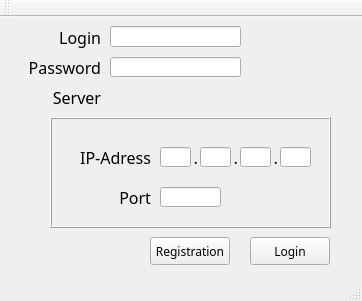
zZENiro/messengerZ, file loginplatform.ui: the form before one commit.
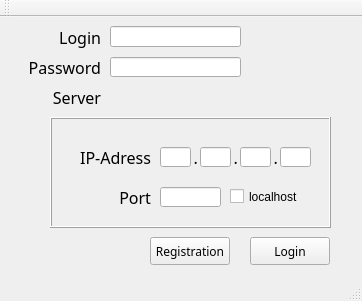
The form after the commit.

```diff
--- a/loginplatform.ui
+++ b/loginplatform.ui
@@ -418,6 +418,19 @@
       <bool>true</bool>
      </property>
     </widget>
+    <widget class="QCheckBox" name="checkBox">
+     <property name="geometry">
+      <rect>
+       <x>180</x>
+       <y>70</y>
+       <width>72</width>
+       <height>19</height>
+      </rect>
+     </property>
+     <property name="text">
+      <string>localhost</string>
+     </property>
+    </widget>
    </widget>
   </widget>
   <widget class="QToolBar" name="mainToolBar">
```
